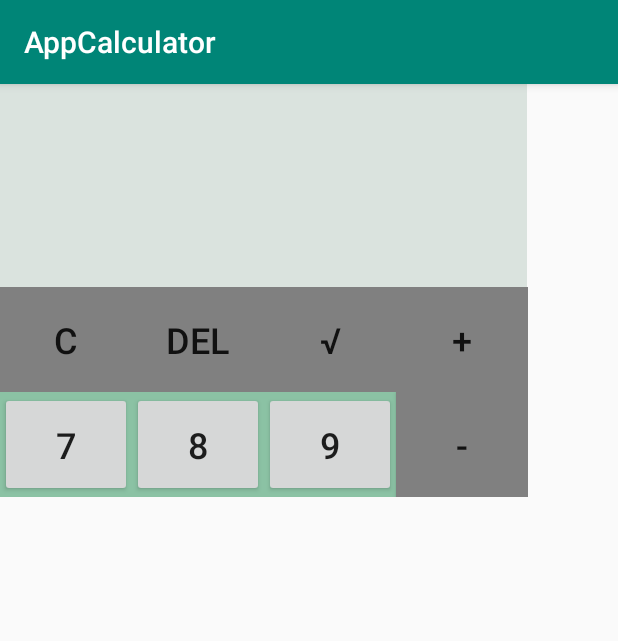
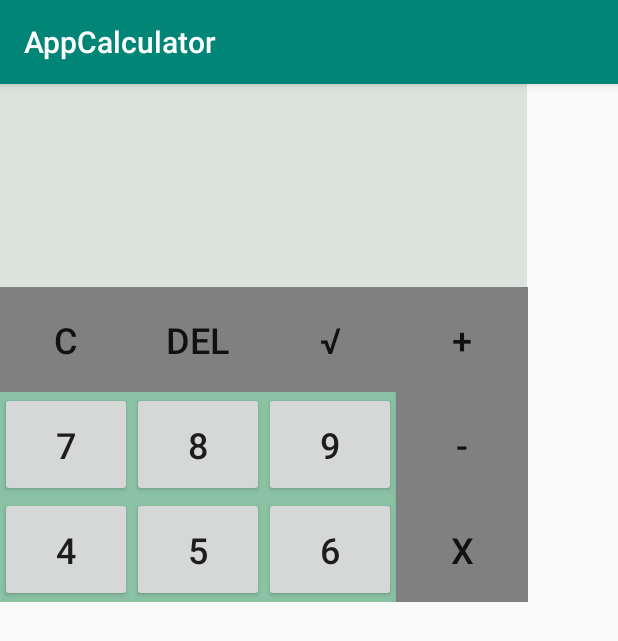
Before and after one commit to Mamun-cse/LabFinalapps, an Android app: the screen it shows after launch (MainActivity), on a phone screen of 412 x 824 dp. Shown: the top 641 px of the screen. Run offline under Robolectric (Android 15) with nearby library versions, the phone set to English and light mode, and no system bars.

Commit message:
Button 456 mul

```diff
--- a/app/src/main/res/layout/activity_main.xml
+++ b/app/src/main/res/layout/activity_main.xml
@@ -37,6 +37,7 @@
                 android:background="@color/Background2"
                 android:text=""
                 android:textSize="40sp" />
+
         </LinearLayout>
     </LinearLayout>
     <LinearLayout
@@ -123,6 +124,44 @@
 
 
         </LinearLayout>
+        <LinearLayout
+            android:layout_width="wrap_content"
+            android:layout_height="wrap_content"
+            android:orientation="horizontal">
+
+            <Button
+                android:id="@+id/b4"
+                android:layout_width="wrap_content"
+                android:layout_height="70dp"
+                android:text="4"
+                android:textSize="24sp" />
+
+            <Button
+                android:id="@+id/b5"
+                android:layout_width="wrap_content"
+                android:layout_height="70dp"
+                android:text="5"
+                android:textSize="24sp" />
+
+            <Button
+                android:id="@+id/b6"
+                android:layout_width="wrap_content"
+                android:layout_height="70dp"
+                android:text="6"
+                android:textSize="24sp" />
+
+            <Button
+                android:id="@+id/bmul"
+                android:layout_width="wrap_content"
+                android:layout_height="70dp"
+                android:background="@color/Button"
+                android:text="X"
+                android:textSize="24sp" />
+
+
+
+        </LinearLayout>
+
     </LinearLayout>
 
 
```
